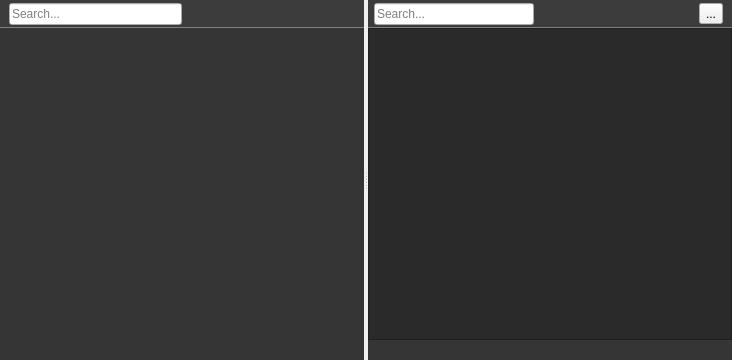
Qt form Editor/Source/CrystalEditor/Private/Editor/CrystalEditor/AssetsView/AssetsView.ui (neelmewada/CrystalEngine) before a commit.
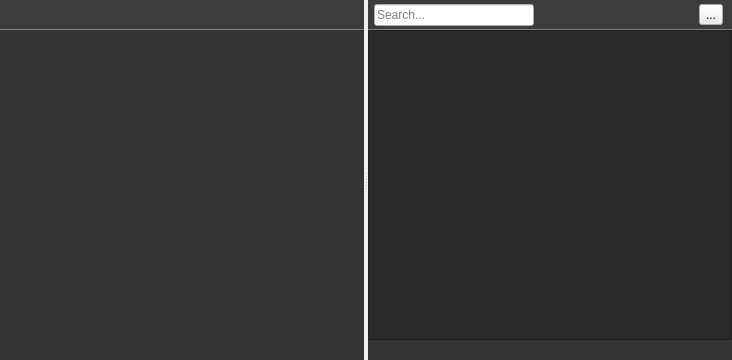
The same form after that commit.

Patch:
```diff
--- a/Editor/Source/CrystalEditor/Private/Editor/CrystalEditor/AssetsView/AssetsView.ui
+++ b/Editor/Source/CrystalEditor/Private/Editor/CrystalEditor/AssetsView/AssetsView.ui
@@ -44,6 +44,12 @@
        </property>
        <item>
         <widget class="QFrame" name="leftTopBar">
+         <property name="minimumSize">
+          <size>
+           <width>0</width>
+           <height>30</height>
+          </size>
+         </property>
          <property name="styleSheet">
           <string notr="true">#leftTopBar {	
 	border: 0x solid gray;
@@ -64,19 +70,6 @@
           <property name="bottomMargin">
            <number>3</number>
           </property>
-          <item>
-           <widget class="QLineEdit" name="rightSearchInput_2">
-            <property name="maximumSize">
-             <size>
-              <width>200</width>
-              <height>16777215</height>
-             </size>
-            </property>
-            <property name="placeholderText">
-             <string>Search...</string>
-            </property>
-           </widget>
-          </item>
           <item>
            <spacer name="horizontalSpacer_2">
             <property name="orientation">
@@ -128,6 +121,12 @@
        </property>
        <item>
         <widget class="QFrame" name="rightTopBar">
+         <property name="minimumSize">
+          <size>
+           <width>0</width>
+           <height>30</height>
+          </size>
+         </property>
          <property name="styleSheet">
           <string notr="true">#rightTopBar {
 	border: 0x solid gray;
@@ -162,6 +161,9 @@
             <property name="placeholderText">
              <string>Search...</string>
             </property>
+            <property name="clearButtonEnabled">
+             <bool>true</bool>
+            </property>
            </widget>
           </item>
           <item>
```
